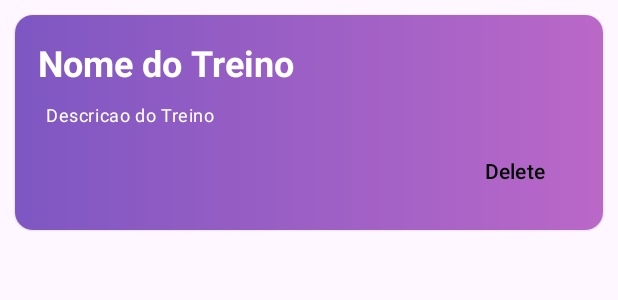
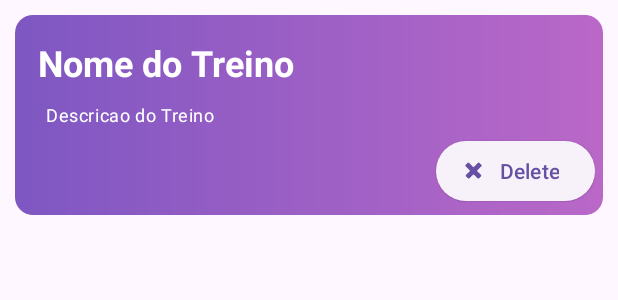
Before and after one commit to vitor-sousa/GymManager, an Android app: the layout treino_item.xml on its own in the app's theme, with its tools: preview values and no code run, on a phone screen of 412 x 824 dp. Shown: the top 300 px of the screen. Run offline under Robolectric (Android 15) with nearby library versions, the phone set to English and light mode, and no system bars.

Commit message:
layout changed

```diff
--- a/app/src/main/res/layout/treino_item.xml
+++ b/app/src/main/res/layout/treino_item.xml
@@ -23,28 +23,30 @@
             android:layout_width="match_parent"
             android:layout_height="match_parent"
             android:background="@drawable/gradient"
-            android:padding="15dp">
+            android:padding="5dp">
 
             <TextView
                 android:id="@+id/nome"
                 style="@style/TextAppearance.Material3.HeadlineSmall"
                 android:layout_width="0dp"
                 android:layout_height="wrap_content"
+                android:layout_marginStart="10dp"
+                android:layout_marginTop="10dp"
                 android:text="@{treino.nome}"
+                android:textColor="@color/white"
                 android:textStyle="bold"
-                android:textColor="@color/white"
-                app:layout_constraintTop_toTopOf="parent"
+                app:layout_constraintBottom_toTopOf="@id/descricao"
                 app:layout_constraintEnd_toEndOf="parent"
                 app:layout_constraintStart_toStartOf="parent"
-                app:layout_constraintBottom_toTopOf="@id/descricao"
-                tools:text="Nome do Treino"/>
+                app:layout_constraintTop_toTopOf="parent"
+                tools:text="Nome do Treino" />
 
             <TextView
                 android:id="@+id/descricao"
                 style="@style/TextAppearance.Material3.BodySmall"
                 android:layout_width="0dp"
                 android:layout_height="wrap_content"
-                android:layout_marginStart="5dp"
+                android:layout_marginStart="15dp"
                 android:layout_marginTop="10dp"
                 android:text="@{treino.descricao}"
                 android:textColor="@color/white"
@@ -55,11 +57,11 @@
 
             <Button
                 android:id="@+id/deleteButton"
-                style="@style/Widget.Material3.Button.TextButton"
+                style="@style/Widget.Material3.Button.ElevatedButton.Icon"
+                app:icon="@android:drawable/ic_delete"
                 android:layout_width="wrap_content"
                 android:layout_height="wrap_content"
                 android:layout_marginTop="5dp"
-                android:textColor="@color/black"
                 android:text="@string/delete"
                 app:layout_constraintBottom_toBottomOf="parent"
                 app:layout_constraintEnd_toEndOf="parent"
```
